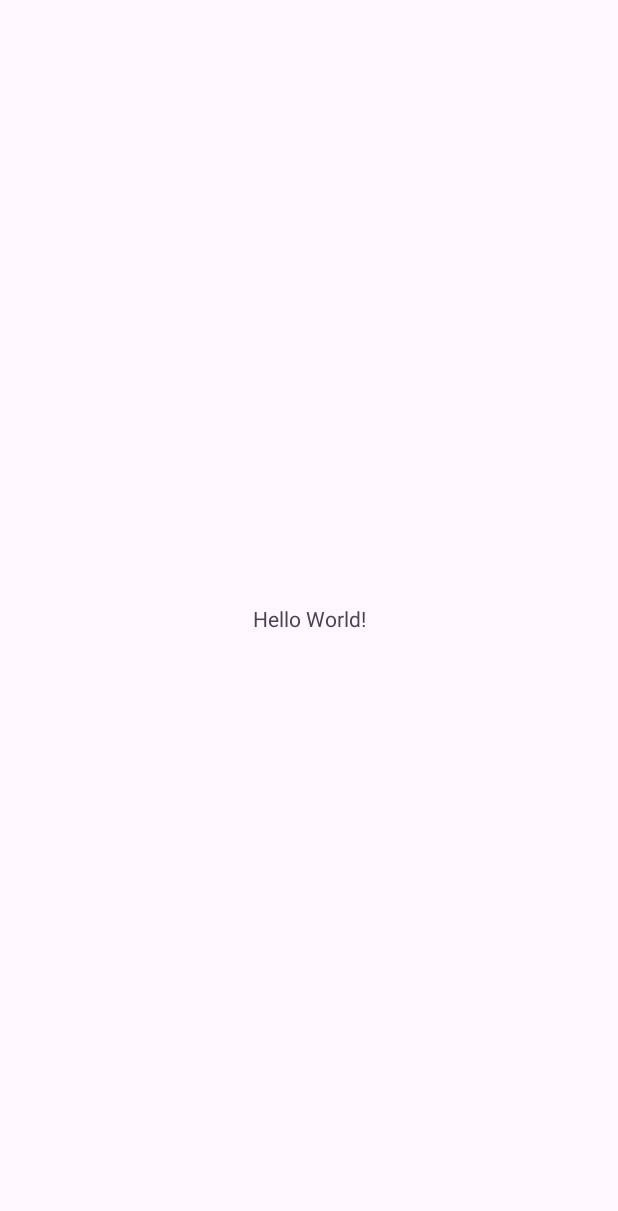
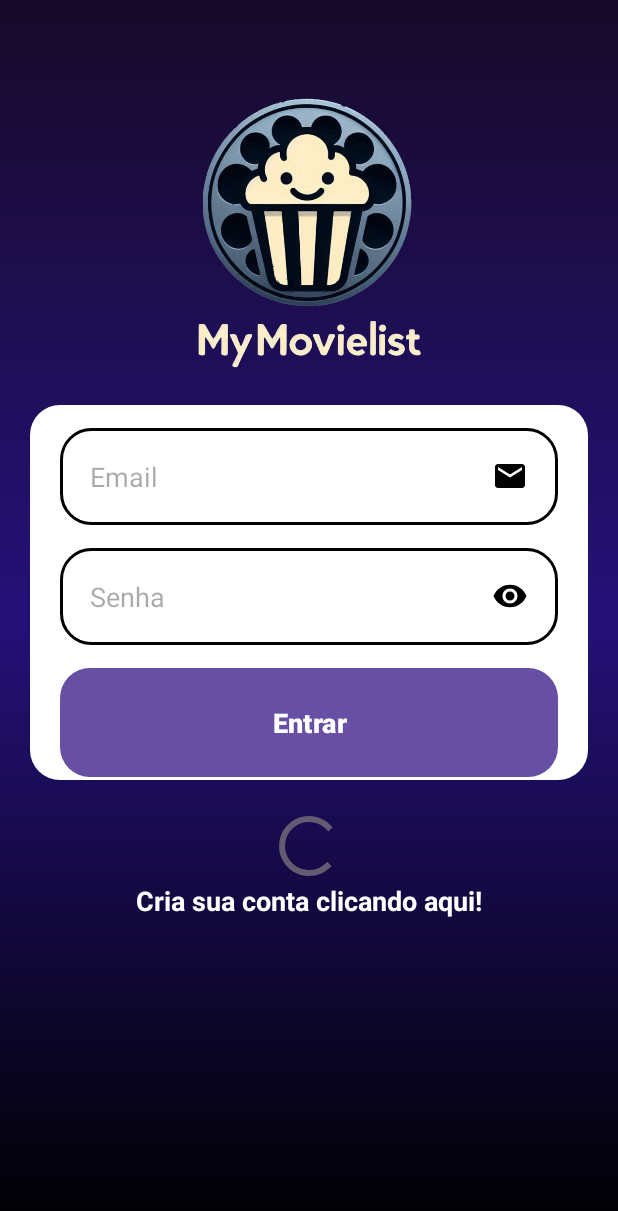
Before and after one commit to ThiagoDCar/movies_mobile, an Android app: the screen it shows after launch (MainActivity before the commit, FormLogin after it), on a phone screen of 412 x 824 dp. Before the commit the part shown is almost empty. Shown: the top 1211 px of the screen. Run offline under Robolectric (Android 15) with nearby library versions, the phone set to English and light mode, and no system bars.

Commit message:
Tela de Login

```diff
--- a/movies/app/src/main/AndroidManifest.xml
+++ b/movies/app/src/main/AndroidManifest.xml
@@ -14,6 +14,9 @@
         tools:targetApi="31">
         <activity
             android:name=".MainActivity"
+            android:exported="false" />
+        <activity
+            android:name=".FormLogin"
             android:exported="true">
             <intent-filter>
                 <action android:name="android.intent.action.MAIN" />
--- /dev/null
+++ b/movies/app/src/main/java/com/example/mymovielist/FormLogin.kt
@@ -0,0 +1,20 @@
+package com.example.mymovielist
+
+import android.os.Bundle
+import androidx.activity.enableEdgeToEdge
+import androidx.appcompat.app.AppCompatActivity
+import androidx.core.view.ViewCompat
+import androidx.core.view.WindowInsetsCompat
+
+class FormLogin : AppCompatActivity() {
+    override fun onCreate(savedInstanceState: Bundle?) {
+        super.onCreate(savedInstanceState)
+        enableEdgeToEdge()
+        setContentView(R.layout.activity_form_login)
+        ViewCompat.setOnApplyWindowInsetsListener(findViewById(R.id.main)) { v, insets ->
+            val systemBars = insets.getInsets(WindowInsetsCompat.Type.systemBars())
+            v.setPadding(systemBars.left, systemBars.top, systemBars.right, systemBars.bottom)
+            insets
+        }
+    }
+}
--- /dev/null
+++ b/movies/app/src/main/res/drawable/background.xml
@@ -0,0 +1,9 @@
+<?xml version="1.0" encoding="utf-8"?>
+<shape xmlns:android="http://schemas.android.com/apk/res/android">
+        <gradient
+            android:startColor="@color/dark_blue"
+            android:centerColor="@color/light_blue"
+            android:endColor="@color/black"
+            android:angle="270"
+            />
+</shape>
--- /dev/null
+++ b/movies/app/src/main/res/drawable/button.xml
@@ -0,0 +1,4 @@
+<?xml version="1.0" encoding="utf-8"?>
+<shape xmlns:android="http://schemas.android.com/apk/res/android">
+    <corners android:radius="20dp"/>
+</shape>
--- /dev/null
+++ b/movies/app/src/main/res/drawable/container_components.xml
@@ -0,0 +1,5 @@
+<?xml version="1.0" encoding="utf-8"?>
+<shape xmlns:android="http://schemas.android.com/apk/res/android">
+    <solid android:color="@color/white"/>
+    <corners android:radius="20dp"/>
+</shape>
--- /dev/null
+++ b/movies/app/src/main/res/drawable/edit_text.xml
@@ -0,0 +1,6 @@
+<?xml version="1.0" encoding="utf-8"?>
+<shape xmlns:android="http://schemas.android.com/apk/res/android">
+    <solid android:color="@color/white"/>
+    <corners android:radius="20dp"/>
+    <stroke android:color="@color/black" android:width="2dp"/>
+</shape>
--- /dev/null
+++ b/movies/app/src/main/res/drawable/ic_email.xml
@@ -0,0 +1,5 @@
+<vector xmlns:android="http://schemas.android.com/apk/res/android" android:height="24dp" android:tint="#000000" android:viewportHeight="24" android:viewportWidth="24" android:width="24dp">
+
+    <path android:fillColor="@android:color/white" android:pathData="M20,4L4,4c-1.1,0 -1.99,0.9 -1.99,2L2,18c0,1.1 0.9,2 2,2h16c1.1,0 2,-0.9 2,-2L22,6c0,-1.1 -0.9,-2 -2,-2zM20,8l-8,5 -8,-5L4,6l8,5 8,-5v2z"/>
+
+</vector>
--- /dev/null
+++ b/movies/app/src/main/res/drawable/ic_eye.xml
@@ -0,0 +1,5 @@
+<vector xmlns:android="http://schemas.android.com/apk/res/android" android:height="24dp" android:tint="#000000" android:viewportHeight="24" android:viewportWidth="24" android:width="24dp">
+
+    <path android:fillColor="@android:color/white" android:pathData="M12,4.5C7,4.5 2.73,7.61 1,12c1.73,4.39 6,7.5 11,7.5s9.27,-3.11 11,-7.5c-1.73,-4.39 -6,-7.5 -11,-7.5zM12,17c-2.76,0 -5,-2.24 -5,-5s2.24,-5 5,-5 5,2.24 5,5 -2.24,5 -5,5zM12,9c-1.66,0 -3,1.34 -3,3s1.34,3 3,3 3,-1.34 3,-3 -1.34,-3 -3,-3z"/>
+
+</vector>
--- /dev/null
+++ b/movies/app/src/main/res/drawable/label_title.xml
@@ -0,0 +1,6 @@
+<?xml version="1.0" encoding="utf-8"?>
+<shape xmlns:android="http://schemas.android.com/apk/res/android">
+    <solid android:color="@color/white"/>
+    <corners android:radius="20dp"/>
+    <stroke android:color="@color/black" android:width="2dp"/>
+</shape>
--- /dev/null
+++ b/movies/app/src/main/res/layout/activity_form_login.xml
@@ -0,0 +1,93 @@
+<?xml version="1.0" encoding="utf-8"?>
+<androidx.constraintlayout.widget.ConstraintLayout xmlns:android="http://schemas.android.com/apk/res/android"
+    xmlns:app="http://schemas.android.com/apk/res-auto"
+    xmlns:tools="http://schemas.android.com/tools"
+    android:id="@+id/main"
+    android:layout_width="match_parent"
+    android:layout_height="match_parent"
+    android:background="@drawable/background"
+    tools:context=".FormLogin">
+
+    <ImageView
+        android:id="@+id/logo"
+        android:layout_width="150dp"
+        android:layout_height="150dp"
+        android:layout_marginTop="60dp"
+        android:src="@drawable/logo2"
+        app:layout_constraintEnd_toEndOf="parent"
+        app:layout_constraintHorizontal_bias="0.498"
+        app:layout_constraintStart_toStartOf="parent"
+        app:layout_constraintTop_toTopOf="parent"
+    />
+
+    <ImageView
+        android:id="@+id/title"
+        android:layout_width="150dp"
+        android:layout_height="40dp"
+
+        android:src="@drawable/title"
+        app:layout_constraintEnd_toEndOf="parent"
+        app:layout_constraintStart_toStartOf="parent"
+        app:layout_constraintTop_toBottomOf="@+id/logo"
+        />
+
+    <View
+        android:id="@+id/ContainerComponents"
+        style="@style/ContainerComponents"
+        app:layout_constraintStart_toStartOf="parent"
+        app:layout_constraintEnd_toEndOf="parent"
+        app:layout_constraintTop_toBottomOf="@+id/title"
+    />
+
+    <EditText
+        android:id="@+id/email"
+        style="@style/Edit_Text"
+        android:hint="Email"
+        android:drawableRight="@drawable/ic_email"
+        app:layout_constraintStart_toStartOf="@id/ContainerComponents"
+        app:layout_constraintEnd_toEndOf="@id/ContainerComponents"
+        app:layout_constraintTop_toTopOf="@id/ContainerComponents"
+    />
+
+    <EditText
+        android:id="@+id/senha"
+        style="@style/Edit_Text"
+        android:hint="Senha"
+        android:drawableRight="@drawable/ic_eye"
+        app:layout_constraintStart_toStartOf="@id/ContainerComponents"
+        app:layout_constraintEnd_toEndOf="@id/ContainerComponents"
+        app:layout_constraintTop_toBottomOf="@id/email"
+    />
+
+    <Button
+        android:id="@+id/button"
+        style="@style/Button"
+        android:text="@string/entrar"
+        app:layout_constraintEnd_toEndOf="parent"
+        app:layout_constraintStart_toStartOf="parent"
+        app:layout_constraintTop_toBottomOf="@+id/senha" />
+
+    <TextView
+        android:id="@+id/cadastrar"
+        android:layout_width="wrap_content"
+        android:layout_height="wrap_content"
+        android:text="@string/criar_conta"
+        android:textSize="18sp"
+        android:textColor="@color/white"
+        android:textStyle="bold"
+        app:layout_constraintEnd_toEndOf="parent"
+        app:layout_constraintStart_toStartOf="parent"
+        app:layout_constraintTop_toBottomOf="@+id/spinner"
+    />
+
+    <ProgressBar
+        android:id="@+id/spinner"
+        android:layout_width="wrap_content"
+        android:layout_height="wrap_content"
+        android:layout_marginTop="20dp"
+        app:layout_constraintEnd_toEndOf="parent"
+        app:layout_constraintStart_toStartOf="parent"
+        app:layout_constraintTop_toBottomOf="@+id/ContainerComponents"
+    />
+
+</androidx.constraintlayout.widget.ConstraintLayout>
--- a/movies/app/src/main/res/values/colors.xml
+++ b/movies/app/src/main/res/values/colors.xml
@@ -2,4 +2,7 @@
 <resources>
     <color name="black">#FF000000</color>
     <color name="white">#FFFFFFFF</color>
+    <color name="dark_blue">#170b2a</color>
+    <color name="gray">#36454F</color>
+    <color name="light_blue">#241178</color>
 </resources>
--- a/movies/app/src/main/res/values/strings.xml
+++ b/movies/app/src/main/res/values/strings.xml
@@ -1,3 +1,5 @@
 <resources>
     <string name="app_name">Mymovielist</string>
+    <string name="entrar">Entrar</string>
+    <string name="criar_conta">Cria sua conta clicando aqui!</string>
 </resources>
--- /dev/null
+++ b/movies/app/src/main/res/values/styles.xml
@@ -0,0 +1,34 @@
+<?xml version="1.0" encoding="utf-8"?>
+<resources>
+    <style name="ContainerComponents">
+        <item name="android:layout_width">match_parent</item>
+        <item name="android:layout_height">250dp</item>
+        <item name="android:layout_margin">20dp</item>
+        <item name="android:background">@drawable/container_components</item>
+    </style>
+    <style name="Edit_Text">
+        <item name="android:layout_width">match_parent</item>
+        <item name="android:layout_height">wrap_content</item>
+        <item name="android:padding">20dp</item>
+        <item name="android:layout_marginLeft">40dp</item>
+        <item name="android:layout_marginRight">40dp</item>
+        <item name="android:layout_marginTop">15dp</item>
+        <item name="android:background">@drawable/edit_text</item>
+    </style>
+    <style name="Label_Title">
+        <item name="android:layout_marginTop">15dp</item>
+        <item name="android:background">@drawable/label_title</item>
+    </style>
+    <style name="Button">
+        <item name="android:layout_width">match_parent</item>
+        <item name="android:layout_height">wrap_content</item>
+        <item name="android:layout_marginLeft">40dp</item>
+        <item name="android:layout_marginRight">40dp</item>
+        <item name="android:layout_marginTop">15dp</item>
+        <item name="android:padding">20dp</item>
+        <item name="android:textSize">18sp</item>
+        <item name="android:textColor">@color/white</item>
+        <item name="android:textStyle">bold</item>
+        <item name="android:background">@drawable/button</item>
+    </style>
+</resources>
```
Also changed, not shown: movies/app/src/main/res/drawable/logo.png (added), movies/app/src/main/res/drawable/logo2.png (added), movies/app/src/main/res/drawable/title.png (added).
